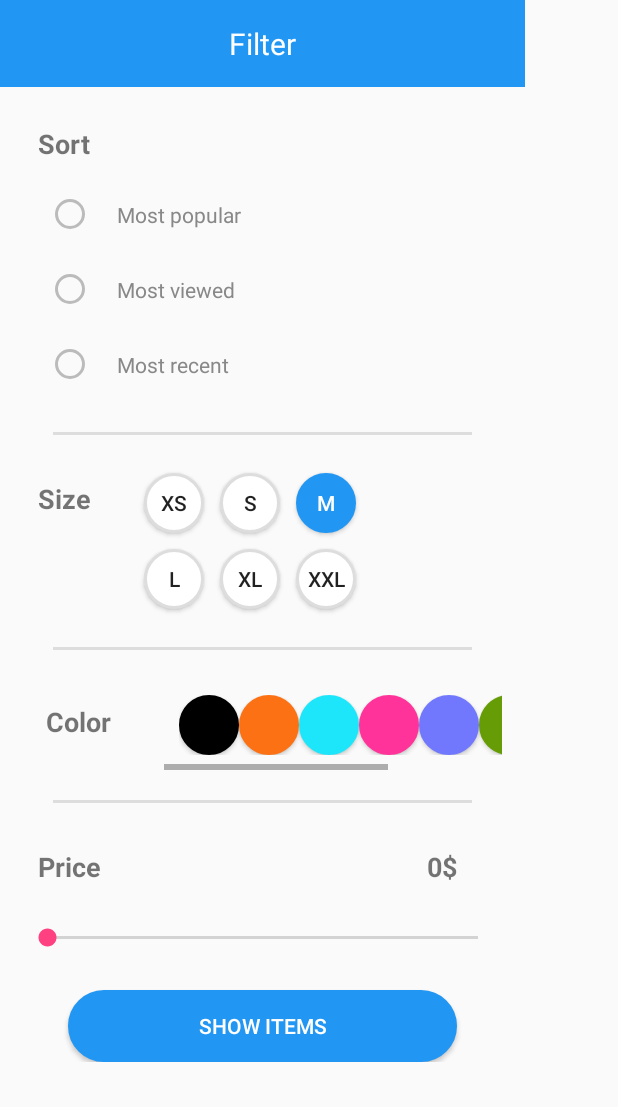
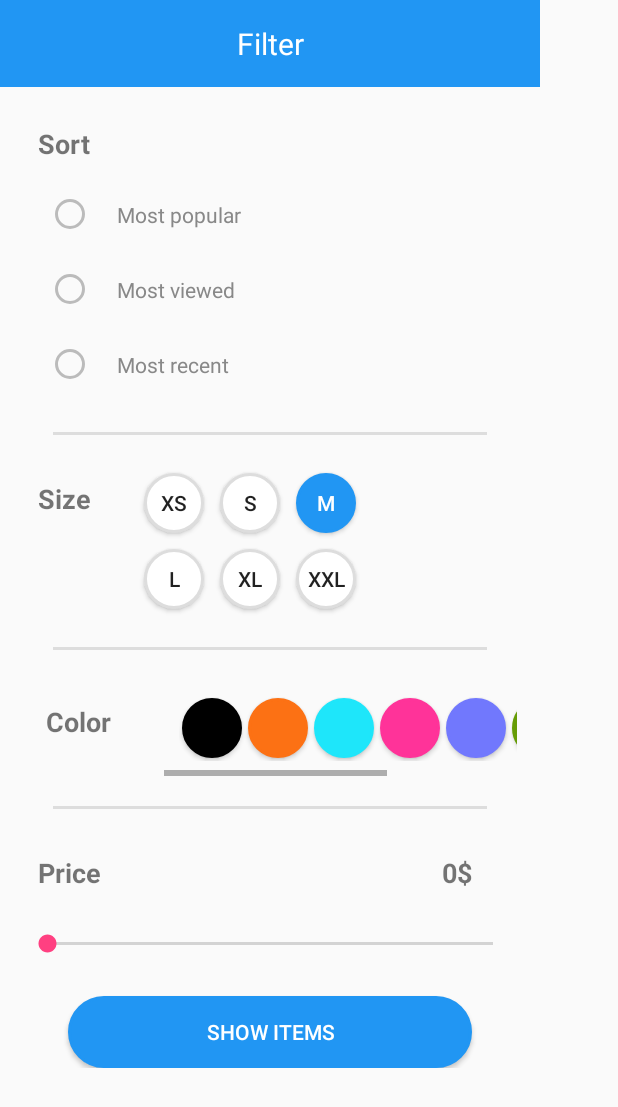
Before and after one commit to HodaTabasi/app, an Android app: the layout filter_dialog.xml on its own in the app's theme, with its tools: preview values and no code run, on a phone screen of 412 x 824 dp. Shown: the top 1107 px of the screen. Run offline under Robolectric (Android 15) with nearby library versions, the phone set to English and light mode, and no system bars.

Commit message:
filter Dialog

```diff
--- a/app/src/main/res/layout/filter_dialog.xml
+++ b/app/src/main/res/layout/filter_dialog.xml
@@ -1,6 +1,6 @@
 <?xml version="1.0" encoding="utf-8"?>
 <LinearLayout xmlns:android="http://schemas.android.com/apk/res/android"
-    android:layout_width="350dp"
+    android:layout_width="360dp"
     android:layout_height="match_parent"
     android:orientation="vertical">
 
@@ -192,48 +192,56 @@
                         android:orientation="horizontal">
 
                         <Button
+                            android:layout_margin="2dp"
                             android:layout_width="40dp"
                             android:layout_height="40dp"
                             android:background="@drawable/circle_border"
                             android:backgroundTint="#000"/>
 
                         <Button
+                            android:layout_margin="2dp"
                             android:layout_width="40dp"
                             android:layout_height="40dp"
                             android:background="@drawable/circle_border"
                             android:backgroundTint="#fc7114"/>
 
                         <Button
+                            android:layout_margin="2dp"
                             android:layout_width="40dp"
                             android:layout_height="40dp"
                             android:background="@drawable/circle_border"
                             android:backgroundTint="#1ee6fa"/>
 
                         <Button
+                            android:layout_margin="2dp"
                             android:layout_width="40dp"
                             android:layout_height="40dp"
                             android:background="@drawable/circle_border"
                             android:backgroundTint="#ff3399"/>
 
                         <Button
+                            android:layout_margin="2dp"
                             android:layout_width="40dp"
                             android:layout_height="40dp"
                             android:background="@drawable/circle_border"
                             android:backgroundTint="#7178fd"/>
 
                         <Button
+                            android:layout_margin="2dp"
                             android:layout_width="40dp"
                             android:layout_height="40dp"
                             android:background="@drawable/circle_border"
                             android:backgroundTint="#669c06"/>
 
                         <Button
+                            android:layout_margin="2dp"
                             android:layout_width="40dp"
                             android:layout_height="40dp"
                             android:background="@drawable/circle_border"
                             android:backgroundTint="#9a06cf"/>
 
                         <Button
+                            android:layout_margin="2dp"
                             android:layout_width="40dp"
                             android:layout_height="40dp"
                             android:background="@drawable/circle_border"
```
Also changed, not shown: app/src/main/java/com/shoppingapp/Dialog/filterDialog.java (added, +28 -0 lines), app/src/main/res/drawable/ic_filtier.xml (added, +7 -0 lines), app/src/main/res/layout/toolbar.xml (+16 -5 lines).
